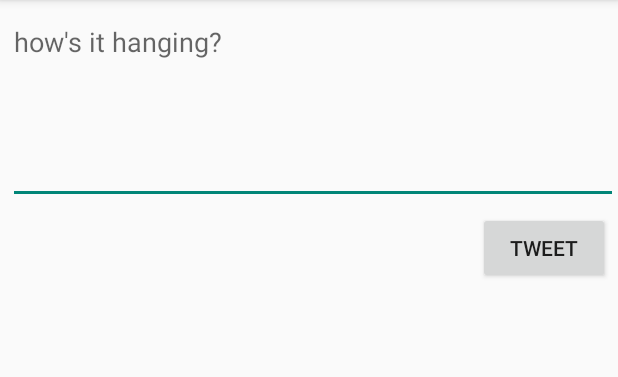
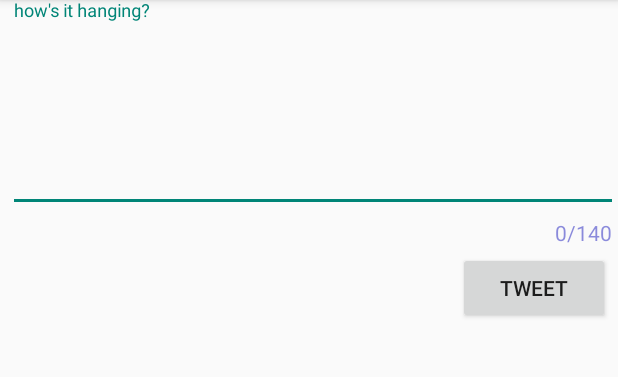
Before and after one commit to alishadnaidu/SimpleTweet, an Android app: the ComposeActivity screen opened directly, with no data from a screen before it, on a phone screen of 412 x 824 dp, the part 84-461 px from its top. Run offline under Robolectric (Android 15) with nearby library versions, the phone set to English and light mode, and no system bars; our stand-ins replace Room's generated code; libraries missing offline, so code that uses them is left out: com.codepath.asynchttpclient, com.facebook.stetho, org.parceler; 1 statement that could not run was skipped.

Commit message:
Added character counting for composing tweet.

```diff
--- a/app/src/main/res/layout/activity_compose.xml
+++ b/app/src/main/res/layout/activity_compose.xml
@@ -6,6 +6,25 @@
     android:layout_height="match_parent"
     tools:context=".ComposeActivity">
 
+    <Button
+        android:id="@+id/btnTweet"
+        android:layout_width="98dp"
+        android:layout_height="wrap_content"
+        android:layout_alignParentStart="true"
+        android:layout_alignParentTop="true"
+        android:layout_alignParentEnd="true"
+        android:layout_marginStart="305dp"
+        android:layout_marginTop="168dp"
+        android:layout_marginEnd="5dp"
+        android:text="@string/tweet" />
+
+    <com.google.android.material.textfield.TextInputLayout
+        android:layout_width="match_parent"
+        android:layout_height="wrap_content"
+        app:counterEnabled="true"
+        app:counterMaxLength="140"
+        app:counterTextAppearance="@style/counterText"
+        app:counterOverflowTextAppearance="@style/counterOverride">
         <EditText
             android:id="@+id/etCompose"
             android:layout_width="match_parent"
@@ -19,14 +38,6 @@
             android:hint="how's it hanging?"
             android:inputType="textMultiLine"
             android:minLines="5" />
+    </com.google.android.material.textfield.TextInputLayout>
 
-    <Button
-        android:id="@+id/btnTweet"
-        android:layout_width="wrap_content"
-        android:layout_height="wrap_content"
-        android:layout_below="@+id/etCompose"
-        android:layout_alignParentEnd="true"
-        android:layout_marginTop="5dp"
-        android:layout_marginEnd="5dp"
-        android:text="@string/tweet" />
 </RelativeLayout>
--- a/app/src/main/res/values/styles.xml
+++ b/app/src/main/res/values/styles.xml
@@ -13,4 +13,13 @@
         <!-- All customizations that are NOT specific to a particular API-level can go here. -->
     </style>
 
+    <!-- For TextInputLayout character counter (activity_compose.xml) -->
+    <style name="counterText">
+        <item name="android:textColor">#aa5353cc</item>
+    </style>
+
+    <style name="counterOverride">
+        <item name="android:textColor">#ff0000</item>
+    </style>
+
 </resources>
```
Lines whose indentation alone changed are shown as unchanged.
